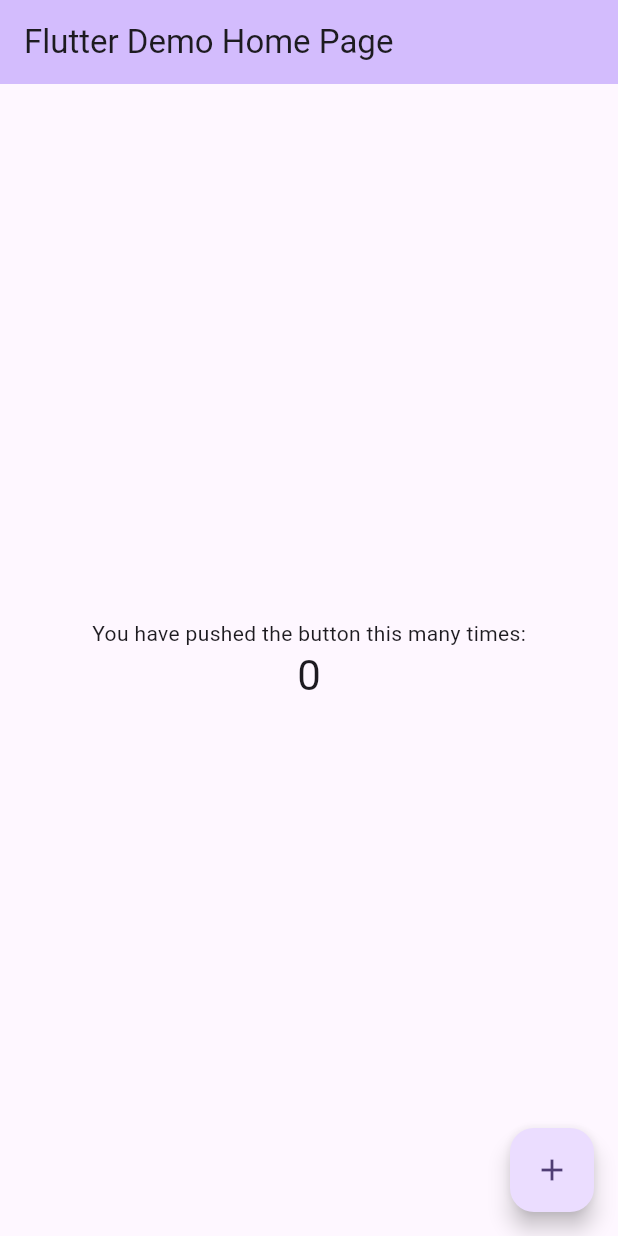
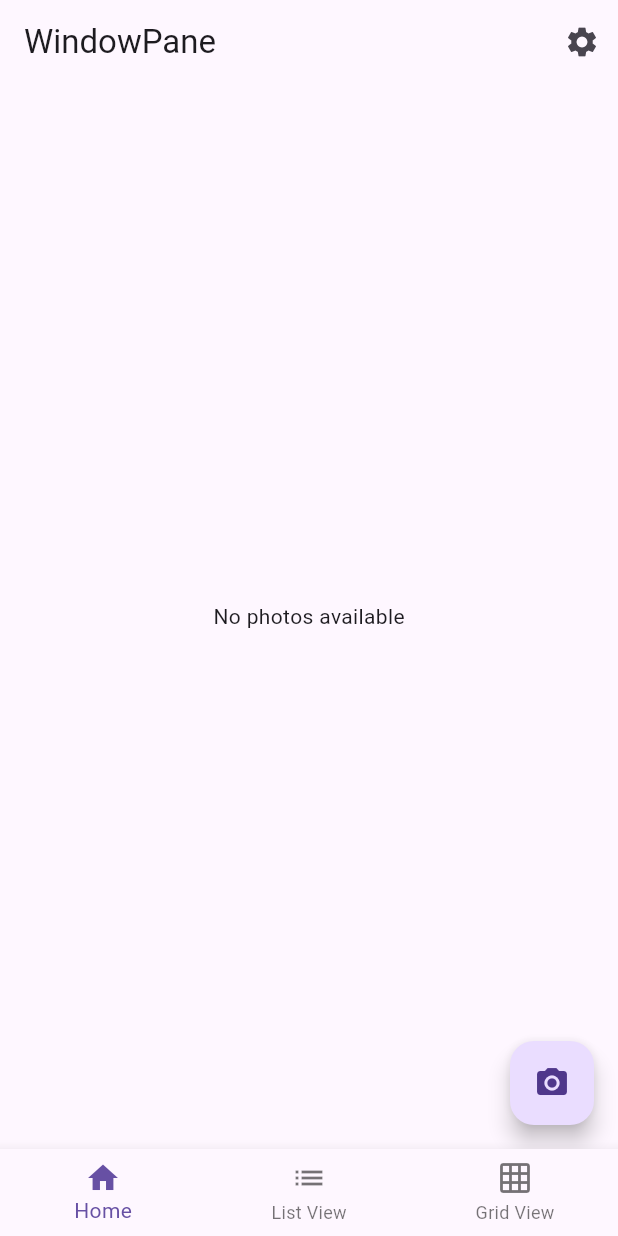
Before and after one commit to jakelammers/402_hw5, a Flutter app: the screen it shows after launch, on a phone screen of 412 x 824 dp. Run offline on Flutter 3.47's test engine with Material 3 defaults, Android fonts, the phone set to English and light mode, and no system bars.

Commit message:
development, stubbed out methods

```diff
--- a/lib/main.dart
+++ b/lib/main.dart
@@ -1,125 +1,61 @@
 import 'package:flutter/material.dart';
+import 'package:hw5/pages/home.dart';
+import 'package:hw5/pages/gridview.dart';
+import 'package:hw5/pages/listview.dart';
 
-void main() {
-  runApp(const MyApp());
-}
 
-class MyApp extends StatelessWidget {
-  const MyApp({super.key});
+void main() => runApp(WindowPaneApp());
 
-  // This widget is the root of your application.
+class WindowPaneApp extends StatelessWidget {
   @override
   Widget build(BuildContext context) {
     return MaterialApp(
-      title: 'Flutter Demo',
-      theme: ThemeData(
-        // This is the theme of your application.
-        //
-        // TRY THIS: Try running your application with "flutter run". You'll see
-        // the application has a purple toolbar. Then, without quitting the app,
-        // try changing the seedColor in the colorScheme below to Colors.green
-        // and then invoke "hot reload" (save your changes or press the "hot
-        // reload" button in a Flutter-supported IDE, or press "r" if you used
-        // the command line to start the app).
-        //
-        // Notice that the counter didn't reset back to zero; the application
-        // state is not lost during the reload. To reset the state, use hot
-        // restart instead.
-        //
-        // This works for code too, not just values: Most code changes can be
-        // tested with just a hot reload.
-        colorScheme: ColorScheme.fromSeed(seedColor: Colors.deepPurple),
-        useMaterial3: true,
-      ),
-      home: const MyHomePage(title: 'Flutter Demo Home Page'),
+      home: MainPage(),
+      theme: ThemeData(primarySwatch: Colors.blue),
     );
   }
 }
 
-class MyHomePage extends StatefulWidget {
-  const MyHomePage({super.key, required this.title});
-
-  // This widget is the home page of your application. It is stateful, meaning
-  // that it has a State object (defined below) that contains fields that affect
-  // how it looks.
-
-  // This class is the configuration for the state. It holds the values (in this
-  // case the title) provided by the parent (in this case the App widget) and
-  // used by the build method of the State. Fields in a Widget subclass are
-  // always marked "final".
-
-  final String title;
-
+class MainPage extends StatefulWidget {
   @override
-  State<MyHomePage> createState() => _MyHomePageState();
+  _MainPageState createState() => _MainPageState();
 }
 
-class _MyHomePageState extends State<MyHomePage> {
-  int _counter = 0;
+class _MainPageState extends State<MainPage> {
+  int _selectedIndex = 0;
 
-  void _incrementCounter() {
+  List<Widget> _screens = [HomeScreen(), ListViewScreen(photos: [],), GridViewScreen(photos: [],)];
+
+  void _onItemTapped(int index) {
     setState(() {
-      // This call to setState tells the Flutter framework that something has
-      // changed in this State, which causes it to rerun the build method below
-      // so that the display can reflect the updated values. If we changed
-      // _counter without calling setState(), then the build method would not be
-      // called again, and so nothing would appear to happen.
-      _counter++;
+      _selectedIndex = index;
     });
   }
 
   @override
   Widget build(BuildContext context) {
-    // This method is rerun every time setState is called, for instance as done
-    // by the _incrementCounter method above.
-    //
-    // The Flutter framework has been optimized to make rerunning build methods
-    // fast, so that you can just rebuild anything that needs updating rather
-    // than having to individually change instances of widgets.
     return Scaffold(
       appBar: AppBar(
-        // TRY THIS: Try changing the color here to a specific color (to
-        // Colors.amber, perhaps?) and trigger a hot reload to see the AppBar
-        // change color while the other colors stay the same.
-        backgroundColor: Theme.of(context).colorScheme.inversePrimary,
-        // Here we take the value from the MyHomePage object that was created by
-        // the App.build method, and use it to set our appbar title.
-        title: Text(widget.title),
+        title: Text('WindowPane'),
+        actions: [
+          IconButton(
+            icon: Icon(Icons.settings),
+            onPressed: () {
+              // Handle settings navigation
+            },
+          ),
+        ],
       ),
-      body: Center(
-        // Center is a layout widget. It takes a single child and positions it
-        // in the middle of the parent.
-        child: Column(
-          // Column is also a layout widget. It takes a list of children and
-          // arranges them vertically. By default, it sizes itself to fit its
-          // children horizontally, and tries to be as tall as its parent.
-          //
-          // Column has various properties to control how it sizes itself and
-          // how it positions its children. Here we use mainAxisAlignment to
-          // center the children vertically; the main axis here is the vertical
-          // axis because Columns are vertical (the cross axis would be
-          // horizontal).
-          //
-          // TRY THIS: Invoke "debug painting" (choose the "Toggle Debug Paint"
-          // action in the IDE, or press "p" in the console), to see the
-          // wireframe for each widget.
-          mainAxisAlignment: MainAxisAlignment.center,
-          children: <Widget>[
-            const Text(
-              'You have pushed the button this many times:',
-            ),
-            Text(
-              '$_counter',
-              style: Theme.of(context).textTheme.headlineMedium,
-            ),
-          ],
-        ),
+      body: _screens[_selectedIndex],
+      bottomNavigationBar: BottomNavigationBar(
+        items: [
+          BottomNavigationBarItem(icon: Icon(Icons.home), label: 'Home'),
+          BottomNavigationBarItem(icon: Icon(Icons.list), label: 'List View'),
+          BottomNavigationBarItem(icon: Icon(Icons.grid_on), label: 'Grid View'),
+        ],
+        currentIndex: _selectedIndex,
+        onTap: _onItemTapped,
       ),
-      floatingActionButton: FloatingActionButton(
-        onPressed: _incrementCounter,
-        tooltip: 'Increment',
-        child: const Icon(Icons.add),
-      ), // This trailing comma makes auto-formatting nicer for build methods.
     );
   }
 }
--- /dev/null
+++ b/lib/models/metadata.dart
@@ -0,0 +1,15 @@
+class PhotoMetadata {
+  final String path;
+  final DateTime timestamp;
+  final String location;
+  final String weather;
+  final String description;
+
+  PhotoMetadata({
+    required this.path,
+    required this.timestamp,
+    required this.location,
+    required this.weather,
+    required this.description,
+  });
+}
--- /dev/null
+++ b/lib/pages/home.dart
@@ -0,0 +1,49 @@
+import 'dart:io';
+import 'package:flutter/material.dart';
+import '/models/metadata.dart';
+
+class HomeScreen extends StatefulWidget {
+  @override
+  _HomeScreenState createState() => _HomeScreenState();
+}
+
+class _HomeScreenState extends State<HomeScreen> {
+  int _currentIndex = 0;
+  List<PhotoMetadata> _photos = [];
+
+  @override
+  Widget build(BuildContext context) {
+    return Scaffold(
+      body: _photos.isEmpty
+          ? Center(child: Text('No photos available'))
+          : PageView.builder(
+              itemCount: _photos.length,
+              onPageChanged: (index) {
+                setState(() {
+                  _currentIndex = index;
+                });
+              },
+              itemBuilder: (context, index) {
+                PhotoMetadata photo = _photos[index];
+                return Column(
+                  children: [
+                    Image.file(File(photo.path)),
+                    Text(photo.description),
+                    Text('Location: ${photo.location}'),
+                    Text('Weather: ${photo.weather}'),
+                    Text('Timestamp: ${photo.timestamp}'),
+                  ],
+                );
+              },
+            ),
+      floatingActionButton: FloatingActionButton(
+        onPressed: _takePhoto,
+        child: Icon(Icons.camera_alt),
+      ),
+    );
+  }
+
+  Future<void> _takePhoto() async {
+    // Camera and photo logic
+  }
+}
```
Also changed, not shown: lib/pages/gridview.dart (added, +39 -0 lines), lib/pages/listview.dart (added, +52 -0 lines), 3 other files.
